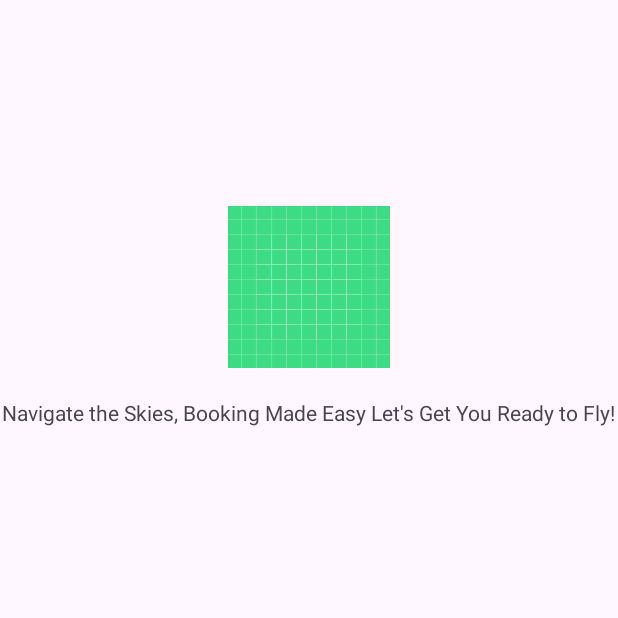
After one commit to SkyExplorer-Team/android-dev, an Android app: the fragment SigninMethodFragment shown on its own in the app's theme, on a phone screen of 412 x 824 dp, the top half of it. The commit adds this screen. Run offline under Robolectric (Android 15) with nearby library versions, the phone set to English and light mode, and no system bars.

Commit message:
[Kmalif][Add] Create signin method screen

```diff
--- /dev/null
+++ b/app/src/main/java/com/capstone/skyexplorer/presentation/ui/onboarding/SigninMethodFragment.kt
@@ -0,0 +1,20 @@
+package com.capstone.skyexplorer.presentation.ui.onboarding
+
+import android.os.Bundle
+import androidx.fragment.app.Fragment
+import android.view.LayoutInflater
+import android.view.View
+import android.view.ViewGroup
+import com.capstone.skyexplorer.R
+
+class SigninMethodFragment : Fragment() {
+
+    override fun onCreateView(
+        inflater: LayoutInflater, container: ViewGroup?,
+        savedInstanceState: Bundle?
+    ): View? {
+        // Inflate the layout for this fragment
+        return inflater.inflate(R.layout.fragment_signin_method, container, false)
+    }
+
+}
--- /dev/null
+++ b/app/src/main/java/com/capstone/skyexplorer/presentation/ui/onboarding/SpalshScreenFragment.kt
@@ -0,0 +1,19 @@
+package com.capstone.skyexplorer.presentation.ui.onboarding
+
+import android.os.Bundle
+import androidx.fragment.app.Fragment
+import android.view.LayoutInflater
+import android.view.View
+import android.view.ViewGroup
+import com.capstone.skyexplorer.R
+
+class SpalshScreenFragment : Fragment() {
+    override fun onCreateView(
+        inflater: LayoutInflater, container: ViewGroup?,
+        savedInstanceState: Bundle?
+    ): View? {
+        // Inflate the layout for this fragment
+        return inflater.inflate(R.layout.fragment_spalsh_screen, container, false)
+    }
+
+}
--- /dev/null
+++ b/app/src/main/res/layout/fragment_signin_method.xml
@@ -0,0 +1,32 @@
+<?xml version="1.0" encoding="utf-8"?>
+<androidx.constraintlayout.widget.ConstraintLayout xmlns:android="http://schemas.android.com/apk/res/android"
+    xmlns:tools="http://schemas.android.com/tools"
+    android:layout_width="match_parent"
+    android:layout_height="match_parent"
+    xmlns:app="http://schemas.android.com/apk/res-auto"
+    tools:context=".presentation.ui.onboarding.SigninMethodFragment">
+
+    <ImageView
+        android:id="@+id/iv_logo"
+        android:layout_width="wrap_content"
+        android:layout_height="wrap_content"
+        app:layout_constraintStart_toStartOf="parent"
+        app:layout_constraintEnd_toEndOf="parent"
+        app:layout_constraintTop_toTopOf="parent"
+        android:src="@drawable/ic_launcher_background"
+        android:layout_marginTop="137dp"
+        />
+
+    <TextView
+        android:id="@+id/tv_tagline"
+        android:layout_width="wrap_content"
+        android:layout_height="wrap_content"
+        app:layout_constraintTop_toBottomOf="@id/iv_logo"
+        app:layout_constraintStart_toStartOf="parent"
+        app:layout_constraintEnd_toEndOf="parent"
+        android:layout_marginTop="20dp"
+        android:text="@string/tagline"/>
+
+
+
+</androidx.constraintlayout.widget.ConstraintLayout>
--- /dev/null
+++ b/app/src/main/res/layout/fragment_spalsh_screen.xml
@@ -0,0 +1,14 @@
+<?xml version="1.0" encoding="utf-8"?>
+<androidx.constraintlayout.widget.ConstraintLayout xmlns:android="http://schemas.android.com/apk/res/android"
+    xmlns:tools="http://schemas.android.com/tools"
+    android:layout_width="match_parent"
+    android:layout_height="match_parent"
+    tools:context=".presentation.ui.onboarding.SpalshScreenFragment"
+    android:background="@color/primary_500">
+
+
+
+
+
+
+</androidx.constraintlayout.widget.ConstraintLayout>
--- a/app/src/main/res/values/strings.xml
+++ b/app/src/main/res/values/strings.xml
@@ -10,4 +10,5 @@
     <string name="titleOnboarding3">Your Gateway to the Skies!</string>
     <string name="descOnboarding3">SkyExplorer ensures smooth, secure, and stress-free flight reservations, making your gateway unforgettable.</string>
     <string name="getStarted">Get Started</string>
+    <string name="tagline">Navigate the Skies, Booking Made Easy Let\'s Get You Ready to Fly!</string>
 </resources>
```
